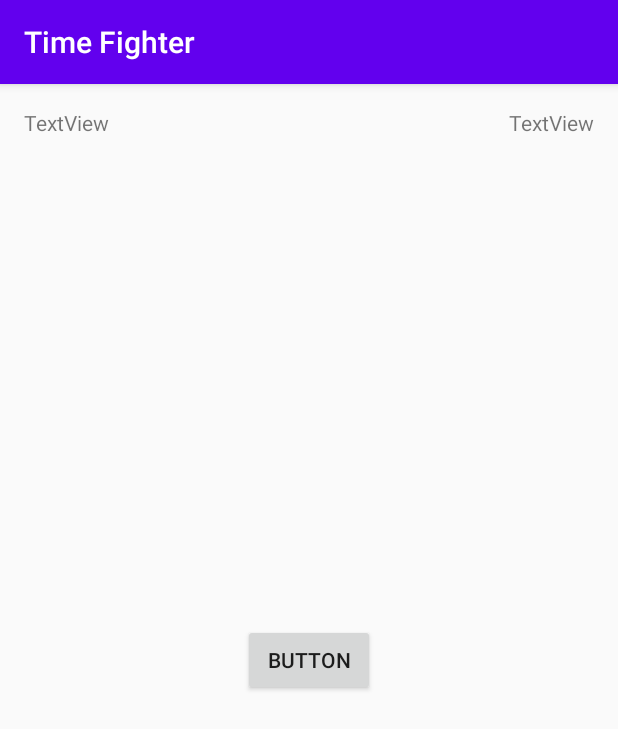
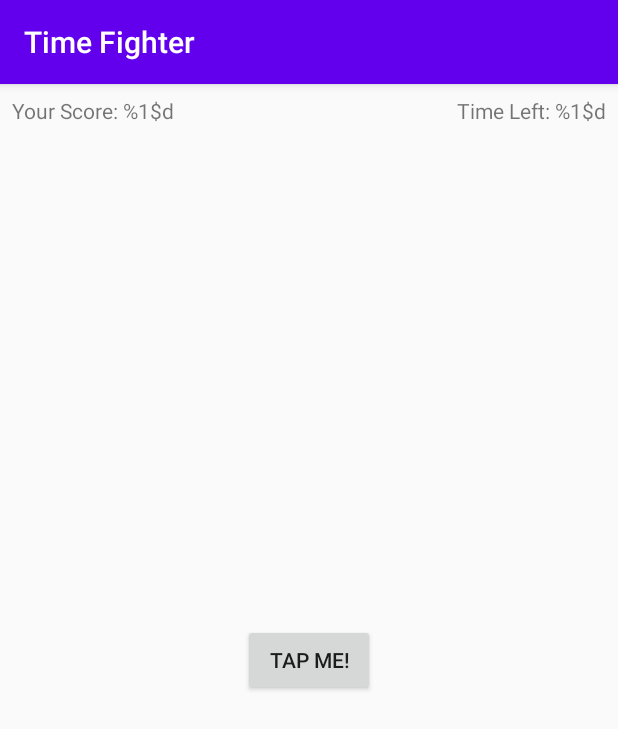
Before and after one commit to Hafiznaufalr/Mission, an Android app: the screen it shows after launch (MainActivity), on a phone screen of 412 x 824 dp. Shown: the top 729 px of the screen. Run offline under Robolectric (Android 15) with nearby library versions, the phone set to English and light mode, and no system bars.

Commit message:
Challenge: Adding an ID

```diff
--- a/app/src/main/res/layout/activity_main.xml
+++ b/app/src/main/res/layout/activity_main.xml
@@ -7,30 +7,30 @@
     tools:context=".MainActivity">
 
     <TextView
-        android:id="@+id/textView"
+        android:id="@+id/gameScoreTextView"
         android:layout_width="wrap_content"
         android:layout_height="wrap_content"
-        android:layout_marginStart="16dp"
-        android:layout_marginTop="16dp"
-        android:text="TextView"
+        android:layout_marginStart="8dp"
+        android:layout_marginTop="8dp"
+        android:text="Your Score: %1$d"
         app:layout_constraintStart_toStartOf="parent"
         app:layout_constraintTop_toTopOf="parent" />
 
     <TextView
-        android:id="@+id/textView2"
+        android:id="@+id/timeLifeTextView"
         android:layout_width="wrap_content"
         android:layout_height="wrap_content"
-        android:layout_marginTop="16dp"
-        android:layout_marginEnd="16dp"
-        android:text="TextView"
+        android:layout_marginTop="8dp"
+        android:layout_marginEnd="8dp"
+        android:text="Time Left: %1$d"
         app:layout_constraintEnd_toEndOf="parent"
         app:layout_constraintTop_toTopOf="parent" />
 
     <Button
-        android:id="@+id/button"
+        android:id="@+id/tapMeButton"
         android:layout_width="wrap_content"
         android:layout_height="wrap_content"
-        android:text="Button"
+        android:text="Tap Me!"
         app:layout_constraintBottom_toBottomOf="parent"
         app:layout_constraintEnd_toEndOf="parent"
         app:layout_constraintStart_toStartOf="parent"
```
